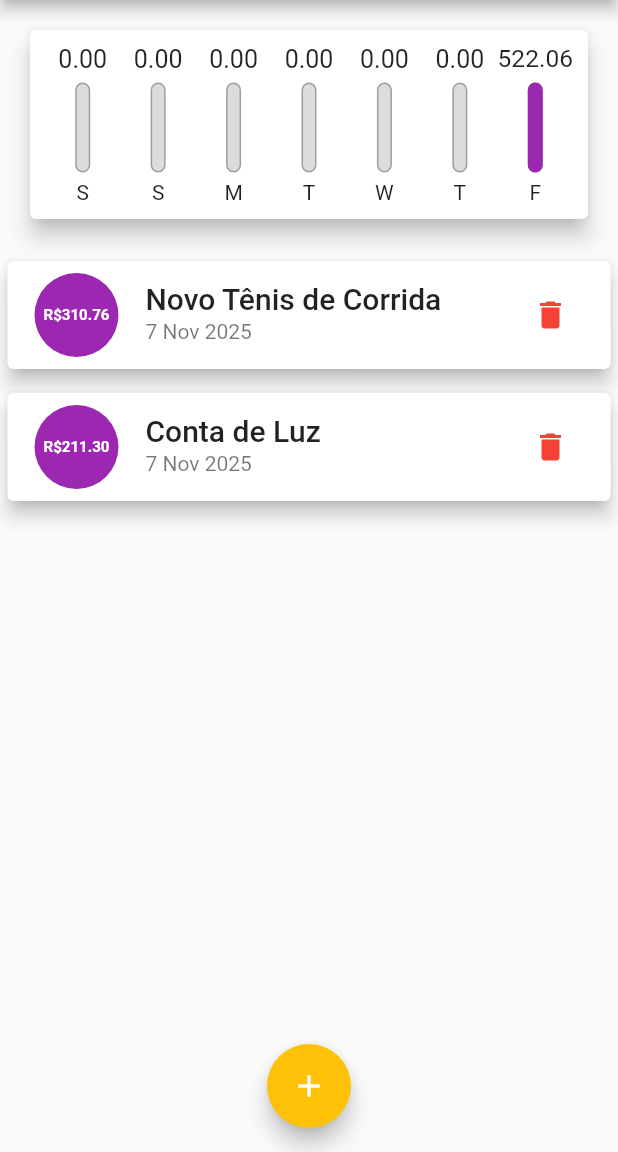
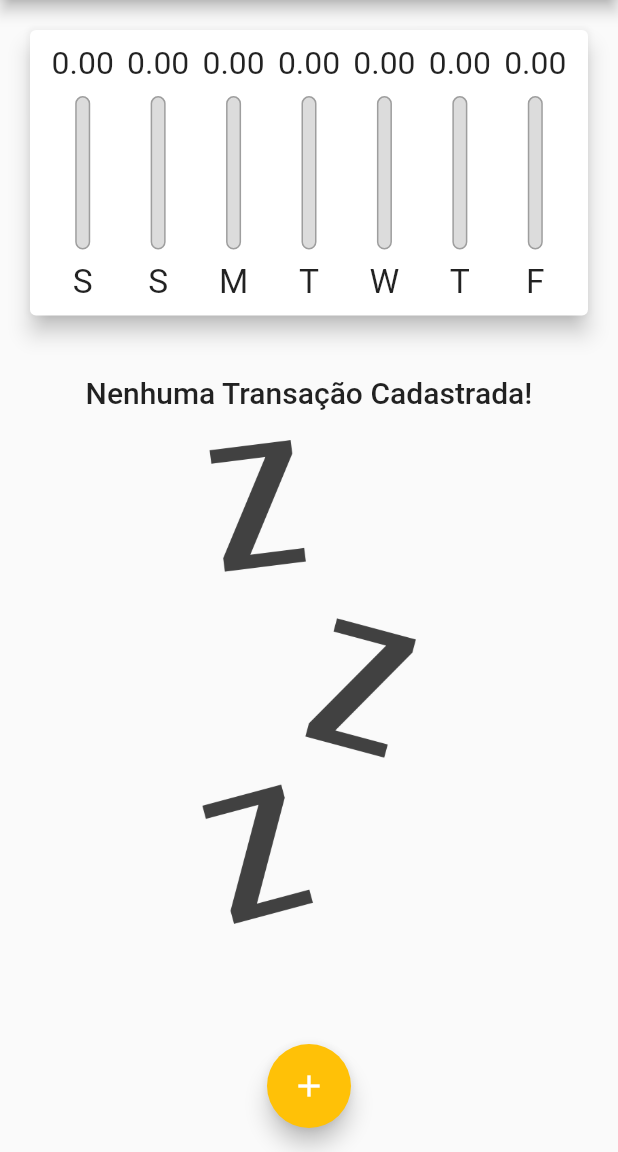
Before and after one commit to gledyson007/Expenses-Depesas-Pessoais-, a Flutter app: the screen it shows after launch, on a phone screen of 412 x 824 dp, the part 84-1236 px from its top. Run offline on Flutter 3.47's test engine with Material 3 defaults, Android fonts, the phone set to English and light mode, and no system bars.

Commit message:
atualização do projeto com o curso de flutter

```diff
--- a/lib/components/chart.dart
+++ b/lib/components/chart.dart
@@ -6,7 +6,7 @@ import 'chart_bar.dart';
 class Chart extends StatelessWidget {
   final List<Transaction> recentTransactions;
 
-  const Chart(this.recentTransactions, {Key? key}) : super(key: key);
+  const Chart(this.recentTransactions, {super.key});
 
   List<Map<String, Object>> get groupedTransactions {
     return List.generate(7, (index) {
--- a/lib/components/chart_bar.dart
+++ b/lib/components/chart_bar.dart
@@ -14,11 +14,13 @@ class ChartBar extends StatelessWidget {
 
   @override
   Widget build(BuildContext context) {
+    return LayoutBuilder(
+      builder: (BuildContext context, BoxConstraints constraints) {
         return Column(
           children: [
-        Container(
-          height: 20,
-          child: Container(
+            SizedBox(
+              height: constraints.maxHeight * 0.15,
+              child: SizedBox(
                 height: 20,
                 child: FittedBox(
                   child: FittedBox(
@@ -30,9 +32,9 @@ class ChartBar extends StatelessWidget {
                 ),
               ),
             ),
-        const SizedBox(height: 5),
+            SizedBox(height: constraints.maxHeight * 0.05),
             SizedBox(
-          height: 60,
+              height: constraints.maxHeight * 0.6,
               width: 10,
               child: Stack(
                 alignment: Alignment.bottomCenter,
@@ -56,9 +58,14 @@ class ChartBar extends StatelessWidget {
                 ],
               ),
             ),
-        const SizedBox(height: 5),
-        Text(label),
+            SizedBox(height: constraints.maxHeight * 0.05,),
+            SizedBox(
+              height: constraints.maxHeight * 0.15,
+              child: FittedBox(child: Text(label)),
+            ),
           ],
+        );
+      },
     );
   }
 }
--- a/lib/components/transaction_list.dart
+++ b/lib/components/transaction_list.dart
@@ -1,20 +1,20 @@
-
 import 'package:expenses/models/transaction.dart';
 import 'package:flutter/material.dart';
 import 'package:intl/intl.dart';
+
 
 class TransactionList extends StatelessWidget {
   final List<Transaction> transactions;
   final void Function(String) onRemove;
 
-  TransactionList(this.transactions, this.onRemove, {super.key});
+  const TransactionList(this.transactions, this.onRemove, {super.key});
 
   @override
   Widget build(BuildContext context) {
-    return Container(
-      height: 430,
-      child: transactions.isEmpty
-          ? Column(
+    return transactions.isEmpty
+        ? LayoutBuilder(
+            builder: (ctx, constraints) {
+              return Column(
                 children: <Widget>[
                   SizedBox(height: 20),
                   Text(
@@ -22,14 +22,16 @@ class TransactionList extends StatelessWidget {
                     style: Theme.of(context).textTheme.titleLarge,
                   ),
                   SizedBox(height: 20),
-                Container(
-                  height: 200,
+                  SizedBox(
+                    height: constraints.maxHeight * 0.6,
                     child: Image.asset(
                       'assets/images/waiting.png',
                       fit: BoxFit.cover,
                     ),
                   ),
                 ],
+              );
+            },
           )
         : ListView.builder(
             itemCount: transactions.length,
@@ -37,10 +39,7 @@ class TransactionList extends StatelessWidget {
               final tr = transactions[index];
               return Card(
                 elevation: 5,
-                  margin: EdgeInsets.symmetric(
-                    vertical: 8,
-                    horizontal: 5,
-                  ),
+                margin: EdgeInsets.symmetric(vertical: 8, horizontal: 5),
                 child: ListTile(
                   leading: CircleAvatar(
                     radius: 30,
@@ -50,7 +49,11 @@ class TransactionList extends StatelessWidget {
                       child: FittedBox(
                         child: Text(
                           'R\$${tr.value.toStringAsFixed(2)}',
-                            style: TextStyle(color: Colors.white, fontWeight: FontWeight.bold),),
+                          style: TextStyle(
+                            color: Colors.white,
+                            fontWeight: FontWeight.bold,
+                          ),
+                        ),
                       ),
                     ),
                   ),
@@ -58,10 +61,14 @@ class TransactionList extends StatelessWidget {
                     tr.title,
                     style: Theme.of(context).textTheme.titleLarge,
                   ),
-                    subtitle: Text(
-                      DateFormat('d MMM y').format(tr.date),
-                    ),
-                    trailing: IconButton(
+                  subtitle: Text(DateFormat('d MMM y').format(tr.date)),
+                  trailing: MediaQuery.of(context).size.width > 400
+                  ? ElevatedButton.icon(
+                    onPressed: () => onRemove(tr.id),
+                    icon: Icon(Icons.delete, color: Colors.red),
+                    label: Text('Excluir'),
+                  )
+                  : IconButton(
                     icon: Icon(Icons.delete),
                     color: Colors.red,
                     onPressed: () => onRemove(tr.id),
@@ -69,7 +76,6 @@ class TransactionList extends StatelessWidget {
                 ),
               );
             },
-            ),
           );
   }
 }
--- a/lib/main.dart
+++ b/lib/main.dart
@@ -1,6 +1,8 @@
 import 'package:expenses/components/transaction_form.dart';
+import 'package:flutter/cupertino.dart';
 import 'package:flutter/material.dart';
 import 'dart:math';
+import 'dart:io';
 import 'components/transaction_list.dart';
 import 'models/transaction.dart';
 import 'components/chart.dart';
@@ -49,20 +51,8 @@ class MyHomePage extends StatefulWidget {
 }
 
 class _MyHomePageState extends State<MyHomePage> {
-  final List<Transaction> _transactions = [
-    Transaction(
-      id: 't1',
-      title: 'Novo Tênis de Corrida',
-      value: 310.76,
-      date: DateTime.now(),
-    ),
-    Transaction(
-      id: 't2',
-      title: 'Conta de Luz',
-      value: 211.30,
-      date: DateTime.now(),
-    ),
-  ];
+  final List<Transaction> _transactions = [];
+  bool _showChart = false;
 
   List<Transaction> get _recentTransactions {
     return _transactions.where((tr) {
@@ -110,32 +100,96 @@ class _MyHomePageState extends State<MyHomePage> {
     );
   }
 
+  Widget _getIconButton(IconData icon, VoidCallback fn) {
+    return Platform.isIOS
+        ? GestureDetector(onTap: fn, child: Icon(icon))
+        : IconButton(icon: Icon(icon), onPressed: fn);
+  }
+
   @override
   Widget build(BuildContext context) {
-    return Scaffold(
-      appBar: AppBar(
-        title: const Text('Despesas Pessoais'),
-        actions: [
-          IconButton(
-            icon: const Icon(Icons.add),
-            onPressed: () => _openTransactionFormModal(context),
-          ),
-        ],
+    final mediaQuery = MediaQuery.of(context);
+    bool isLandscape = mediaQuery.orientation == Orientation.landscape;
+
+    final iconList = Platform.isIOS ? CupertinoIcons.news : Icons.list;
+    final charList = Platform.isIOS ? CupertinoIcons.chart_bar : Icons.bar_chart;
+
+    final actions = <Widget>[
+      _getIconButton(
+        Platform.isIOS ? Icons.add : Icons.add,
+        () => _openTransactionFormModal(context),
       ),
-      body: SingleChildScrollView(
+      if (isLandscape)
+        _getIconButton((_showChart ? iconList : charList), () {
+          setState(() {
+            _showChart = !_showChart;
+          });
+        }),
+    ];
+
+    final PreferredSizeWidget appBar = Platform.isIOS
+        ? CupertinoNavigationBar(
+            middle: Text('Despesas Pessoais'),
+            trailing: Row(mainAxisSize: MainAxisSize.min, children: actions),
+          )
+        : AppBar(title: const Text('Despesas Pessoais'), actions: actions);
+
+    final availableHeight =
+        mediaQuery.size.height -
+        appBar.preferredSize.height -
+        mediaQuery.padding.top;
+
+    final bodyPage = SafeArea(
+      child: SingleChildScrollView(
         child: Column(
           crossAxisAlignment: CrossAxisAlignment.stretch,
           children: <Widget>[
-            Chart(_recentTransactions),
-            TransactionList(_transactions, _deleteTransaction),
+            // if (isLandscape)
+            //  Row(
+            //      mainAxisAlignment: MainAxisAlignment.center,
+            //      children: <Widget>[
+            //        Text('Exibir Gráfico'),
+            //        Switch(
+            //          value: _showChart,
+            //          onChanged: (value) {
+            //            setState(() {
+            //              _showChart = value;
+            //            });
+            //          },
+            //        ),
+            //      ],
+            //    ),
+            if (_showChart || !isLandscape)
+              SizedBox(
+                height: availableHeight * (isLandscape ? 0.7 : 0.3),
+                child: Chart(_recentTransactions),
+              ),
+            if (!_showChart || !isLandscape)
+              SizedBox(
+                height: availableHeight * (isLandscape ? 1 : 0.7),
+                child: TransactionList(_transactions, _deleteTransaction),
+              ),
           ],
         ),
       ),
-      floatingActionButton: FloatingActionButton(
-        child: const Icon(Icons.add),
-        onPressed: () => _openTransactionFormModal(context),
-      ),
-      floatingActionButtonLocation: FloatingActionButtonLocation.centerFloat,
     );
+
+    return Platform.isIOS
+        ? CupertinoPageScaffold(
+            navigationBar: appBar as ObstructingPreferredSizeWidget,
+            child: bodyPage,
+          )
+        : Scaffold(
+            appBar: appBar as AppBar,
+            body: bodyPage,
+            floatingActionButton: Platform.isIOS
+                ? Container()
+                : FloatingActionButton(
+                    child: const Icon(Icons.add),
+                    onPressed: () => _openTransactionFormModal(context),
+                  ),
+            floatingActionButtonLocation:
+                FloatingActionButtonLocation.centerFloat,
+          );
   }
 }
```
Also changed, not shown: lib/components/adaptative_date_piker.dart (added, +75 -0 lines), lib/components/adaptative_text_field.dart (added, +44 -0 lines), lib/components/components_button.dart (added, +35 -0 lines), lib/components/transaction_form.dart (+29 -55 lines). Lines whose indentation alone changed are shown as unchanged.
